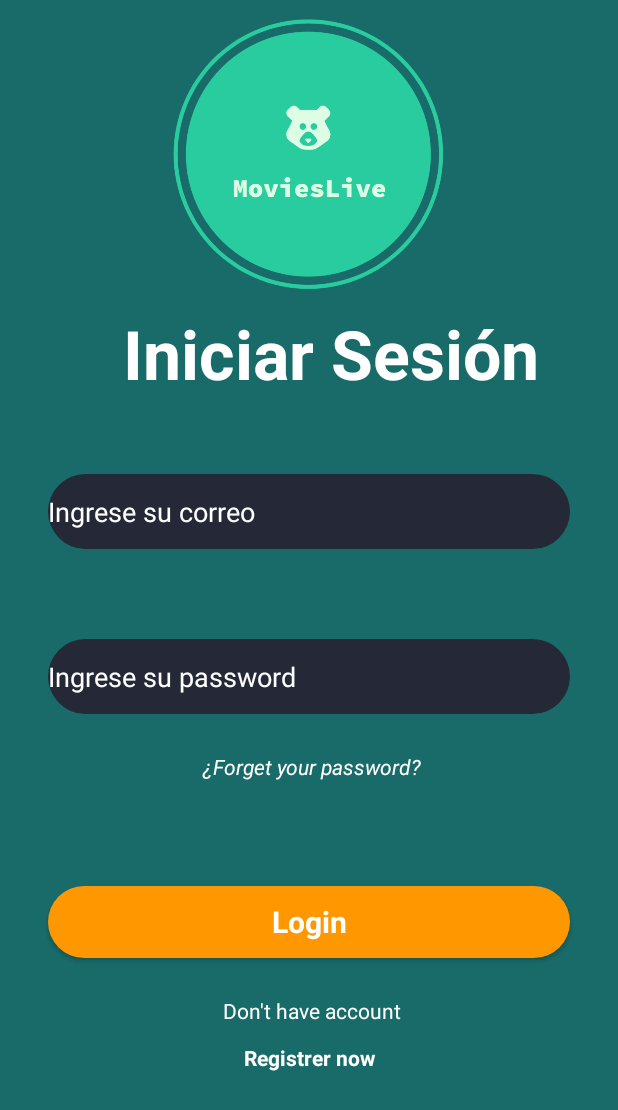
After one commit to DRCP3198/dispositivos_movie_dc, an Android app: the layout activity_login.xml on its own in the app's theme, with its tools: preview values and no code run, on a phone screen of 412 x 824 dp. The commit adds this screen. Shown: the top 1110 px of the screen. Run offline under Robolectric (Android 15) with nearby library versions, the phone set to English and light mode, and no system bars.

Commit message:
Creacion Login vista

```diff
--- a/app/src/main/AndroidManifest.xml
+++ b/app/src/main/AndroidManifest.xml
@@ -14,6 +14,9 @@
         tools:targetApi="31">
         <activity
             android:name=".ui.activities.MainActivity"
+            android:exported="false" />
+        <activity
+            android:name=".ui.activities.LoginActivity"
             android:exported="true">
             <intent-filter>
                 <action android:name="android.intent.action.MAIN" />
--- /dev/null
+++ b/app/src/main/java/com/biometric/movies_app_dc/ui/activities/LoginActivity.kt
@@ -0,0 +1,12 @@
+package com.biometric.movies_app_dc.ui.activities
+
+import androidx.appcompat.app.AppCompatActivity
+import android.os.Bundle
+import com.biometric.movies_app_dc.R
+
+class LoginActivity : AppCompatActivity() {
+    override fun onCreate(savedInstanceState: Bundle?) {
+        super.onCreate(savedInstanceState)
+        setContentView(R.layout.activity_login)
+    }
+}
--- /dev/null
+++ b/app/src/main/res/drawable/editext_backgroud.xml
@@ -0,0 +1,10 @@
+<?xml version="1.0" encoding="utf-8"?>
+<selector xmlns:android="http://schemas.android.com/apk/res/android">
+    <item>
+        <shape>
+            <solid android:color="@color/dark_blue"></solid>
+            <corners android:radius="50sp"/>
+
+        </shape>
+    </item>
+</selector>
--- /dev/null
+++ b/app/src/main/res/layout/activity_login.xml
@@ -0,0 +1,109 @@
+<?xml version="1.0" encoding="utf-8"?>
+<androidx.constraintlayout.widget.ConstraintLayout xmlns:android="http://schemas.android.com/apk/res/android"
+    xmlns:app="http://schemas.android.com/apk/res-auto"
+    xmlns:tools="http://schemas.android.com/tools"
+    android:layout_width="match_parent"
+    android:layout_height="match_parent"
+    android:background="@color/main_color"
+    tools:context=".ui.activities.LoginActivity">
+
+    <ScrollView
+        android:layout_width="match_parent"
+        android:layout_height="match_parent">
+
+        <LinearLayout
+            android:layout_width="match_parent"
+            android:layout_height="wrap_content"
+            android:orientation="vertical">
+
+            <ImageView
+                android:id="@+id/imageView3"
+                android:layout_width="match_parent"
+                android:layout_height="200dp"
+                android:src="@drawable/logomovies" />
+
+            <TextView
+                android:id="@+id/textView"
+                android:layout_width="match_parent"
+                android:layout_height="wrap_content"
+                android:layout_marginStart="30dp"
+                android:layout_marginTop="5dp"
+                android:gravity="center"
+                android:text="Iniciar Sesión"
+                android:textColor="@color/white"
+                android:textSize="45sp"
+                android:textStyle="bold" />
+
+            <EditText
+                android:id="@+id/editxtCorreo"
+                android:layout_width="match_parent"
+                android:layout_height="50dp"
+                android:layout_marginStart="32dp"
+                android:layout_marginTop="50dp"
+                android:layout_marginEnd="32dp"
+                android:background="@drawable/editext_backgroud"
+                android:ems="10"
+                android:hint="Ingrese su correo"
+                android:inputType="text"
+                android:textColor="@color/white"
+                android:textColorHint="@color/white" />
+
+            <EditText
+                android:id="@+id/editxtContrasenia"
+                android:layout_width="match_parent"
+                android:layout_height="50dp"
+                android:layout_marginStart="32dp"
+                android:layout_marginTop="60dp"
+                android:layout_marginEnd="32dp"
+                android:background="@drawable/editext_backgroud"
+                android:ems="10"
+                android:hint="Ingrese su password"
+                android:inputType="textPassword"
+                android:textColor="@color/white"
+                android:textColorHint="@color/white" />
+
+            <TextView
+                android:id="@+id/textView2"
+                android:layout_width="match_parent"
+                android:layout_height="wrap_content"
+                android:layout_marginTop="25dp"
+                android:gravity="center"
+                android:text=" ¿Forget your password?"
+                android:textColor="@color/white"
+                android:textStyle="italic" />
+
+            <androidx.appcompat.widget.AppCompatButton
+                android:id="@+id/btnInicio"
+                style="@android:style/Widget.Button"
+                android:layout_width="match_parent"
+                android:layout_height="wrap_content"
+                android:layout_marginStart="32dp"
+                android:layout_marginTop="70dp"
+                android:layout_marginEnd="32dp"
+                android:background="@drawable/orange_btn_backgroud"
+                android:text="Login"
+                android:textColor="@color/white"
+                android:textSize="20sp"
+                android:textStyle="bold" />
+            <TextView
+                android:id="@+id/textView8"
+                android:layout_width="match_parent"
+                android:layout_height="wrap_content"
+                android:layout_marginTop="25dp"
+                android:gravity="center"
+                android:text=" Don't have account"
+                android:textColor="@color/white"
+                android:textStyle="normal" />
+            <TextView
+                android:id="@+id/textView8"
+                android:layout_width="match_parent"
+                android:layout_height="wrap_content"
+                android:layout_marginTop="12dp"
+                android:gravity="center"
+                android:text="Registrer now"
+                android:textColor="@color/white"
+                android:textStyle="bold" />
+
+        </LinearLayout>
+    </ScrollView>
+</androidx.constraintlayout.widget.ConstraintLayout>
--- a/app/src/main/res/values/colors.xml
+++ b/app/src/main/res/values/colors.xml
@@ -2,7 +2,7 @@
 <resources>
     <color name="black">#FF000000</color>
     <color name="white">#FFFFFFFF</color>
-    <color name="main_color">#27706C</color>
+    <color name="main_color">#196b69</color>
     <color name="rojo">#C10606</color>
     <color name="amarillo">#FDD303</color>
     <color name="dark_blue">#252836</color>
```
Also changed, not shown: app/src/main/res/drawable/logomovies.png (added).
